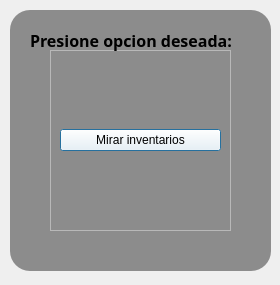
First picture: the form in opciones_ventana2.ui, repository Karly19tarazonac/proyecto_final_info_II, before the edit.
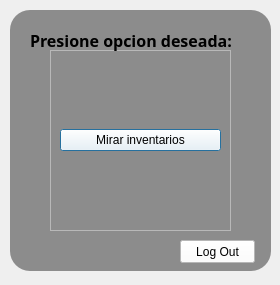
Second picture: the form after the edit.

```diff
--- a/opciones_ventana2.ui
+++ b/opciones_ventana2.ui
@@ -80,28 +80,15 @@
     <string>Presione opcion deseada:</string>
    </property>
   </widget>
-  <widget class="QWidget" name="">
+  <widget class="QPushButton" name="log_out">
    <property name="geometry">
     <rect>
      <x>180</x>
-     <y>200</y>
-     <width>77</width>
-     <height>54</height>
+     <y>240</y>
+     <width>75</width>
+     <height>23</height>
     </rect>
    </property>
-   <layout class="QVBoxLayout" name="verticalLayout">
-    <item>
-     <widget class="QPushButton" name="salir">
-      <property name="styleSheet">
-       <string notr="true">background-color: rgb(255, 255, 255);</string>
-      </property>
-      <property name="text">
-       <string>Salir</string>
-      </property>
-     </widget>
-    </item>
-    <item>
-     <widget class="QPushButton" name="log_out">
       <property name="styleSheet">
        <string notr="true">background-color: rgb(255, 255, 255);</string>
       </property>
@@ -109,9 +96,6 @@
        <string>Log Out</string>
       </property>
      </widget>
-    </item>
-   </layout>
-  </widget>
   <zorder>label</zorder>
   <zorder>frame</zorder>
   <zorder>label_2</zorder>
```
Left out of the diff: 1 changed line with no effect on the pictures. Lines whose indentation alone changed are shown as unchanged.
